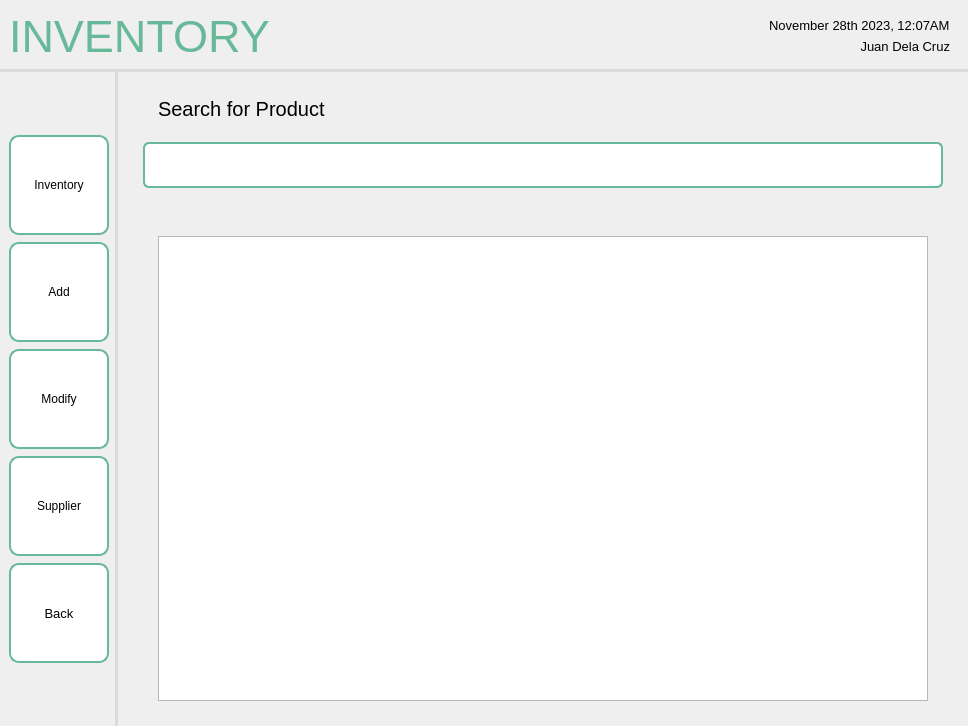
Old version of the form screens/ui/admin_ui/admin_inventory/inventoryViewProduct.ui in the repository sehae/POS-with-Inventory-System.
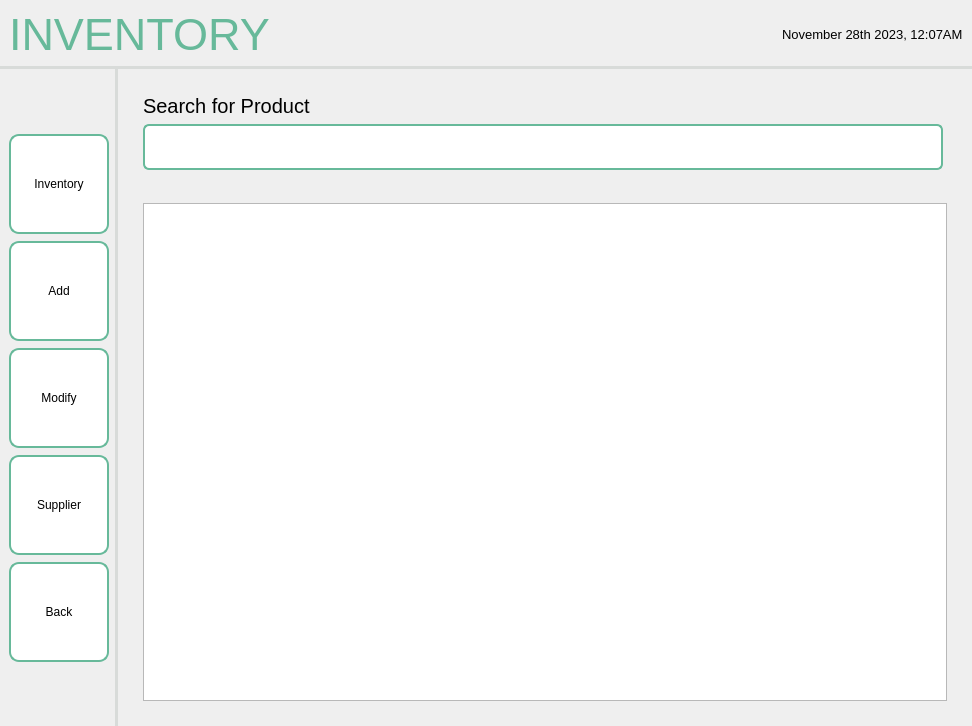
New version of the form. Icons and pictures are not drawn.

Patch:
```diff
--- a/screens/ui/admin_ui/admin_inventory/inventoryViewProduct.ui
+++ b/screens/ui/admin_ui/admin_inventory/inventoryViewProduct.ui
@@ -6,7 +6,7 @@
    <rect>
     <x>0</x>
     <y>0</y>
-    <width>968</width>
+    <width>972</width>
     <height>726</height>
    </rect>
   </property>
@@ -258,7 +258,7 @@
             </property>
             <property name="font">
              <font>
-              <pointsize>10</pointsize>
+              <pointsize>9</pointsize>
              </font>
             </property>
             <property name="styleSheet">
@@ -354,9 +354,6 @@
            </spacer>
           </item>
           <item>
-           <widget class="QFrame" name="frame_2">
-            <layout class="QVBoxLayout" name="verticalLayout">
-             <item>
               <widget class="QLabel" name="label_2">
                <property name="font">
                 <font>
@@ -373,29 +370,6 @@
                </property>
               </widget>
              </item>
-             <item>
-              <widget class="QLabel" name="label_3">
-               <property name="font">
-                <font>
-                 <pointsize>10</pointsize>
-                </font>
-               </property>
-               <property name="styleSheet">
-                <string notr="true">QLabel {
-    color: black;
-}</string>
-               </property>
-               <property name="text">
-                <string>Juan Dela Cruz</string>
-               </property>
-               <property name="alignment">
-                <set>Qt::AlignRight|Qt::AlignTrailing|Qt::AlignVCenter</set>
-               </property>
-              </widget>
-             </item>
-            </layout>
-           </widget>
-          </item>
          </layout>
         </widget>
        </item>
@@ -431,7 +405,7 @@
              <number>0</number>
             </property>
             <property name="indent">
-             <number>15</number>
+             <number>0</number>
             </property>
            </widget>
           </item>
@@ -489,19 +463,23 @@
               <number>7</number>
              </property>
              <property name="leftMargin">
-              <number>15</number>
+              <number>0</number>
              </property>
              <property name="topMargin">
-              <number>15</number>
+              <number>0</number>
              </property>
              <property name="rightMargin">
-              <number>15</number>
+              <number>0</number>
              </property>
              <property name="bottomMargin">
               <number>0</number>
              </property>
              <item>
-              <widget class="QTableWidget" name="tableWidget"/>
+              <widget class="QTableWidget" name="tableWidget">
+               <property name="styleSheet">
+                <string notr="true"/>
+               </property>
+              </widget>
              </item>
             </layout>
            </widget>
```
Left out of the diff: 4 changed lines with no effect on the pictures. Lines whose indentation alone changed are shown as unchanged.
